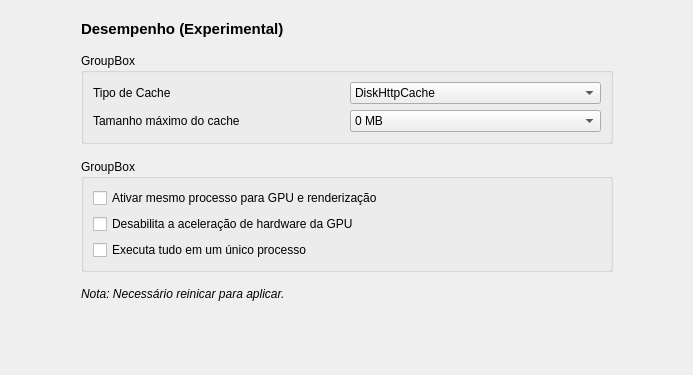
Above: zapzap/ui/ui_page_performance.ui from rafatosta/zapzap before the change; both pictures show x 0 to 693 and y 0 to 375 of the 693 by 620 pixel window. Below: the same form after it.
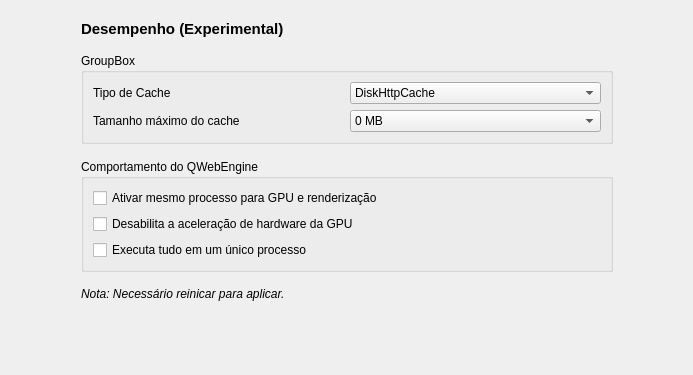
That is the form after the change.

Commit message: Add cache e size

Patch:
```diff
--- a/zapzap/ui/ui_page_performance.ui
+++ b/zapzap/ui/ui_page_performance.ui
@@ -130,7 +130,7 @@
         <item>
          <widget class="QGroupBox" name="groupBox">
           <property name="title">
-           <string>GroupBox</string>
+           <string>Comportamento do QWebEngine</string>
           </property>
           <layout class="QGridLayout" name="gridLayout">
            <item row="2" column="0">
```
Left out of the diff: 4 changed lines with no effect on the pictures. The commit also changes 1 other file.
